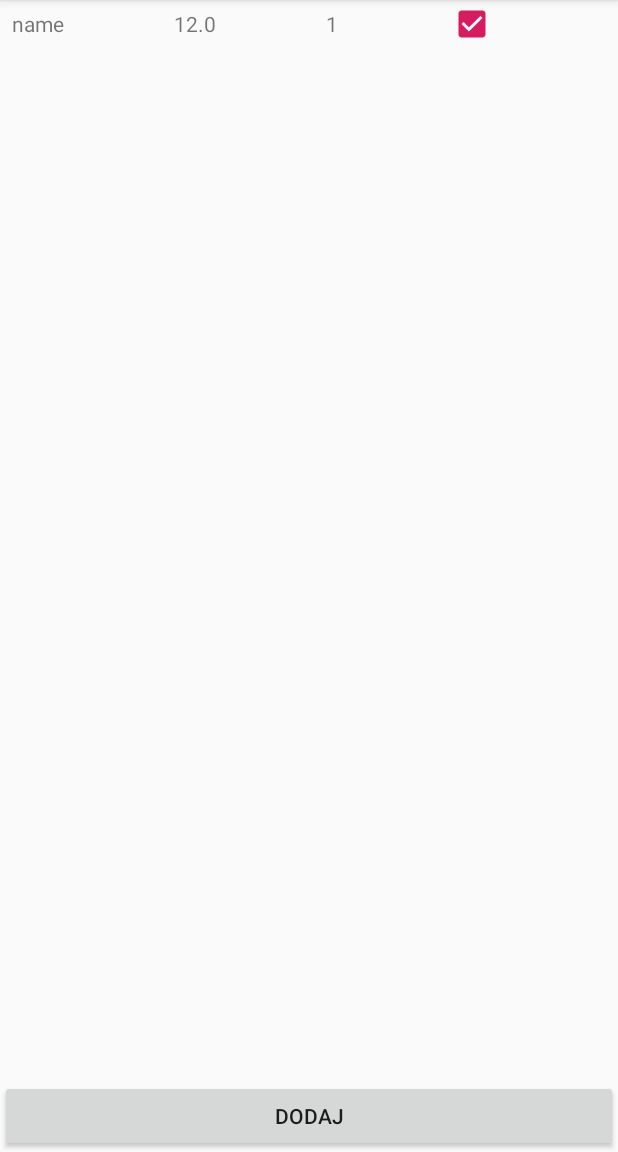
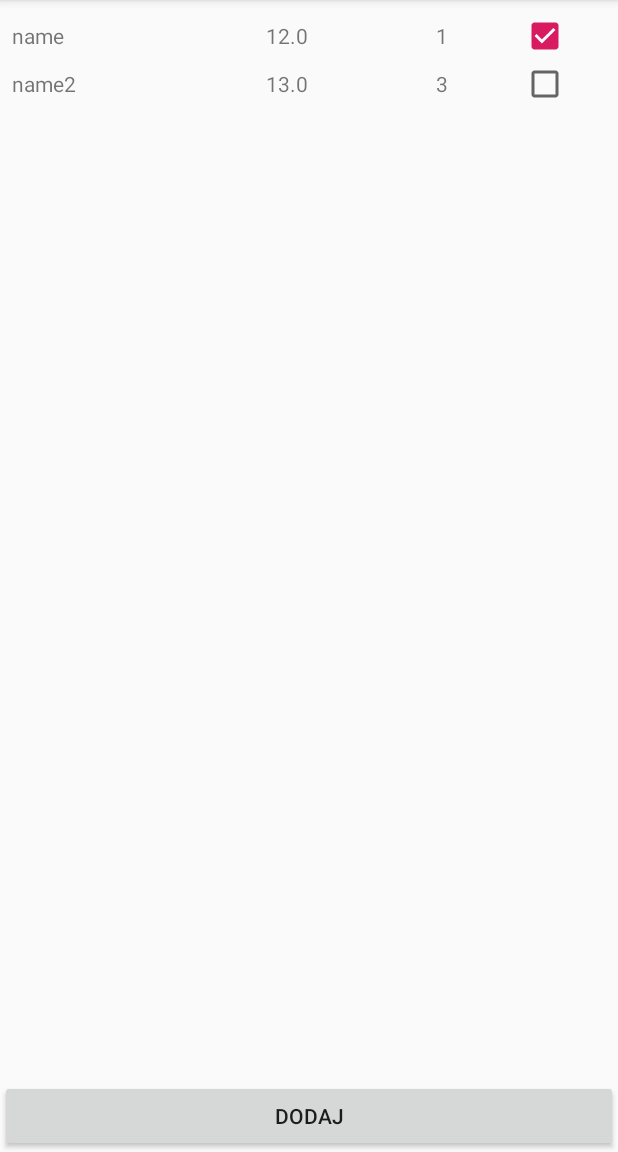
Before and after one commit to LukSpiewak/SMB-Project, an Android app: the ListActivity screen opened directly, with no data from a screen before it, on a phone screen of 412 x 824 dp, the part 84-1236 px from its top. Run offline under Robolectric (Android 15) with nearby library versions, the phone set to English and light mode, and no system bars.

Commit message:
fix row height in RecyclerView

```diff
--- a/app/src/main/res/layout/activity_list.xml
+++ b/app/src/main/res/layout/activity_list.xml
@@ -9,7 +9,7 @@
     <android.support.v7.widget.RecyclerView
         android:id="@+id/list_recycler_view"
         android:layout_width="match_parent"
-        android:layout_height="wrap_content"
+        android:layout_height="match_parent"
         android:layout_marginStart="8dp"
         android:layout_marginTop="8dp"
         android:layout_marginEnd="8dp"/>
--- a/app/src/main/res/layout/list_row.xml
+++ b/app/src/main/res/layout/list_row.xml
@@ -1,32 +1,32 @@
 <?xml version="1.0" encoding="utf-8"?>
 <LinearLayout xmlns:android="http://schemas.android.com/apk/res/android"
     android:layout_width="match_parent"
-    android:layout_height="match_parent">
+    android:layout_height="wrap_content">
 
     <TextView
         android:id="@+id/list_row_name_textView"
-        android:layout_width="wrap_content"
+        android:layout_width="0dp"
         android:layout_height="wrap_content"
-        android:layout_weight="1"
+        android:layout_weight="3"
         android:text="TextView" />
 
     <TextView
         android:id="@+id/list_row_price_textView"
-        android:layout_width="wrap_content"
+        android:layout_width="0dp"
         android:layout_height="wrap_content"
-        android:layout_weight="1"
+        android:layout_weight="2"
         android:text="TextView" />
 
     <TextView
         android:id="@+id/list_row_amount_textView"
-        android:layout_width="wrap_content"
+        android:layout_width="0dp"
         android:layout_height="wrap_content"
         android:layout_weight="1"
         android:text="TextView" />
 
     <CheckBox
         android:id="@+id/list_row_state_checkBox"
-        android:layout_width="wrap_content"
+        android:layout_width="0dp"
         android:layout_height="wrap_content"
         android:layout_weight="1" />
 </LinearLayout>
```
